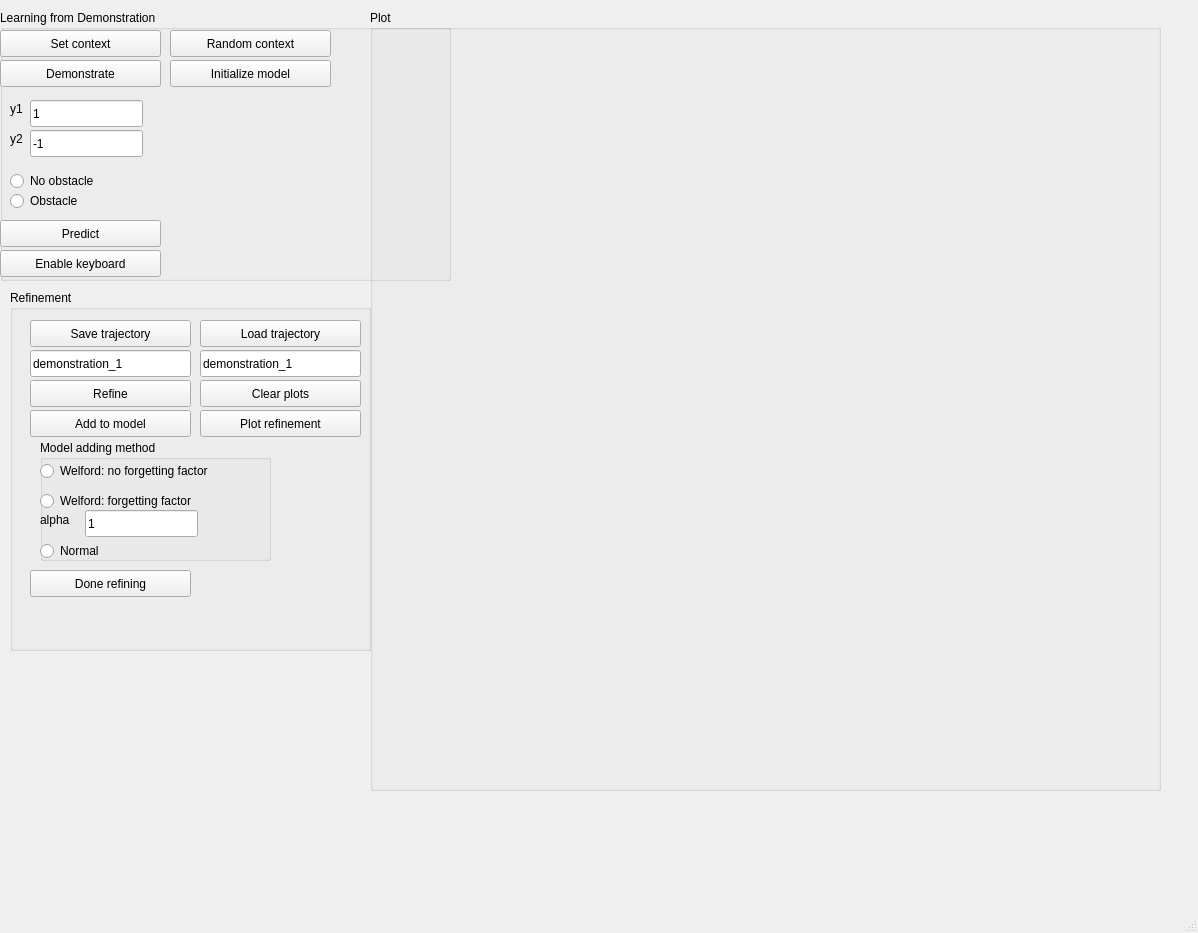
The window that promp_demo_2d/2d_demo_gui.ui (fmeccanici/thesis_workspace) describes before a commit, drawn with Qt 5.
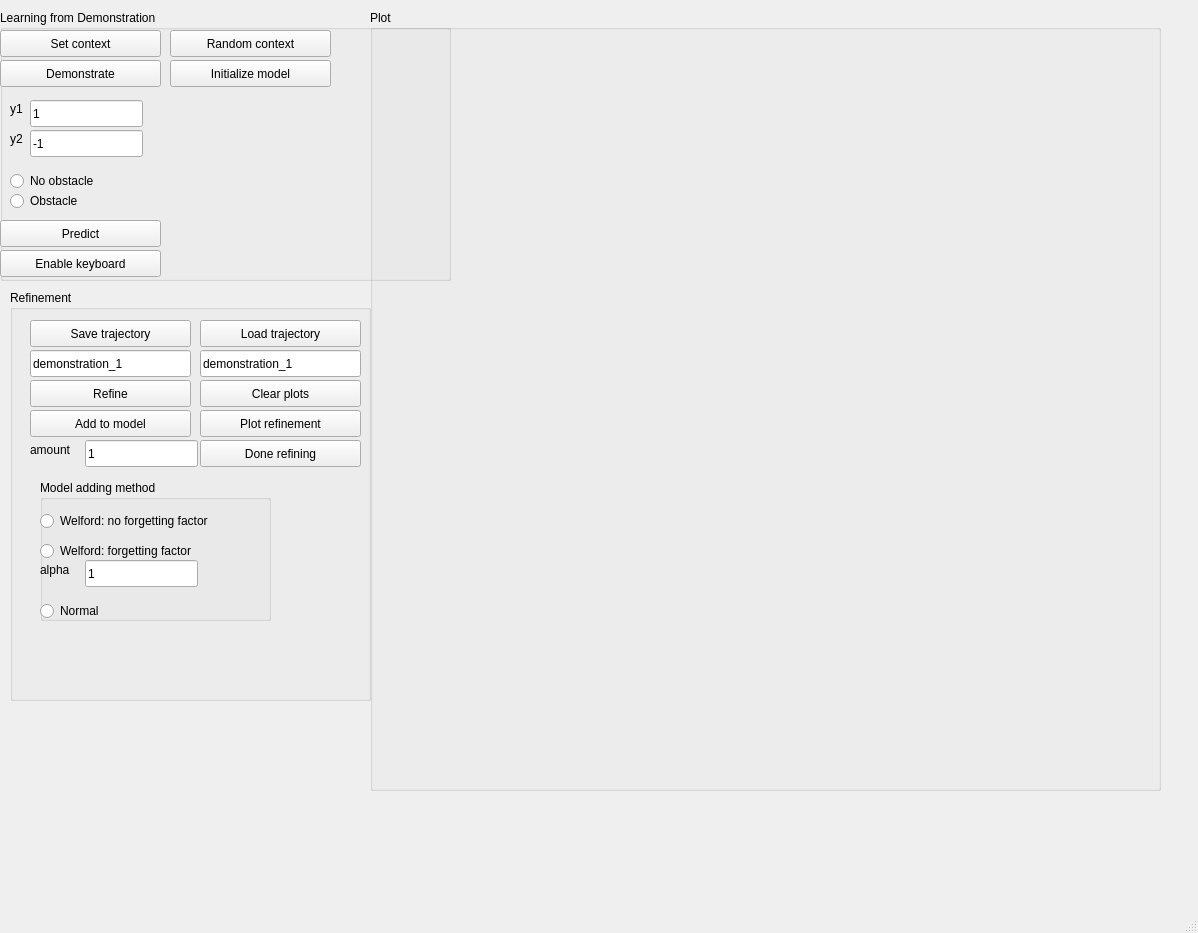
The same window after the commit.

Commit message: added extra buttons for adding multiple times

What changed in the file:
```diff
--- a/promp_demo_2d/2d_demo_gui.ui
+++ b/promp_demo_2d/2d_demo_gui.ui
@@ -202,7 +202,7 @@
       <x>10</x>
       <y>290</y>
       <width>361</width>
-      <height>361</height>
+      <height>411</height>
      </rect>
     </property>
     <property name="title">
@@ -277,9 +277,9 @@
      <property name="geometry">
       <rect>
        <x>30</x>
-       <y>150</y>
+       <y>190</y>
        <width>231</width>
-       <height>121</height>
+       <height>141</height>
       </rect>
      </property>
      <property name="title">
@@ -289,7 +289,7 @@
       <property name="geometry">
        <rect>
         <x>0</x>
-        <y>100</y>
+        <y>120</y>
         <width>117</width>
         <height>22</height>
        </rect>
@@ -302,7 +302,7 @@
       <property name="geometry">
        <rect>
         <x>0</x>
-        <y>50</y>
+        <y>60</y>
         <width>231</width>
         <height>22</height>
        </rect>
@@ -315,7 +315,7 @@
       <property name="geometry">
        <rect>
         <x>0</x>
-        <y>70</y>
+        <y>80</y>
         <width>41</width>
         <height>20</height>
        </rect>
@@ -328,7 +328,7 @@
       <property name="geometry">
        <rect>
         <x>45</x>
-        <y>70</y>
+        <y>80</y>
         <width>113</width>
         <height>27</height>
        </rect>
@@ -341,7 +341,7 @@
       <property name="geometry">
        <rect>
         <x>0</x>
-        <y>20</y>
+        <y>30</y>
         <width>231</width>
         <height>22</height>
        </rect>
@@ -367,8 +367,8 @@
     <widget class="QPushButton" name="pushButton_12">
      <property name="geometry">
       <rect>
-       <x>20</x>
-       <y>280</y>
+       <x>190</x>
+       <y>150</y>
        <width>161</width>
        <height>27</height>
       </rect>
@@ -403,6 +403,32 @@
       <string>demonstration_1</string>
      </property>
     </widget>
+    <widget class="QLineEdit" name="lineEdit_6">
+     <property name="geometry">
+      <rect>
+       <x>75</x>
+       <y>150</y>
+       <width>113</width>
+       <height>27</height>
+      </rect>
+     </property>
+     <property name="text">
+      <string>1</string>
+     </property>
+    </widget>
+    <widget class="QLabel" name="label_6">
+     <property name="geometry">
+      <rect>
+       <x>20</x>
+       <y>150</y>
+       <width>51</width>
+       <height>20</height>
+      </rect>
+     </property>
+     <property name="text">
+      <string>amount</string>
+     </property>
+    </widget>
     <zorder>pushButton</zorder>
     <zorder>pushButton_2</zorder>
     <zorder>pushButton_7</zorder>
```
Left out of the diff: 2 changed lines with no effect on the pictures. The commit also changes 4 other files.
